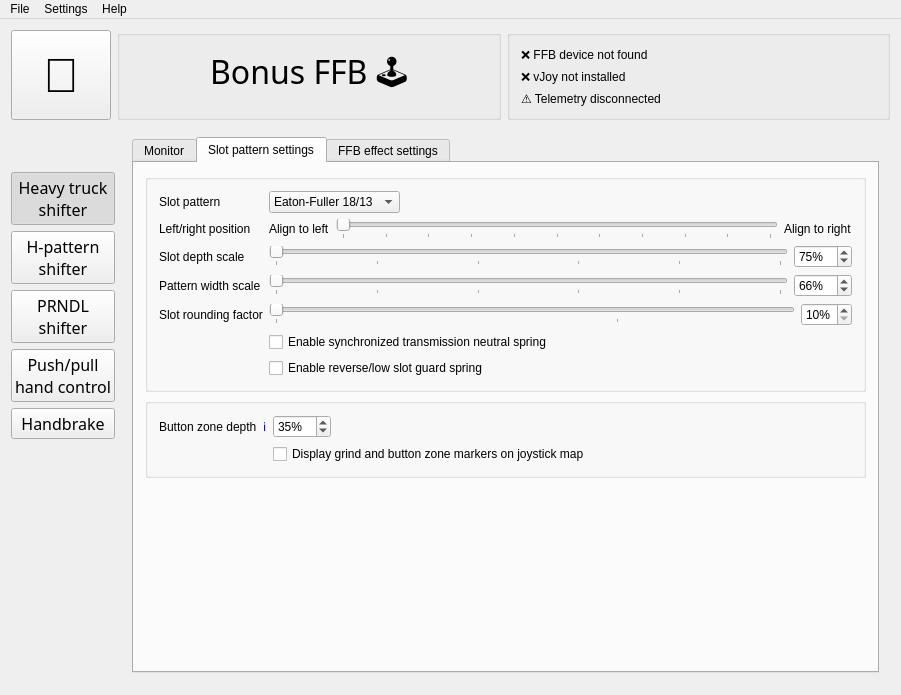
The window that BonusFFB/BonusFFB.ui (kgmonteith/BonusFFB) describes before a commit, drawn with Qt 5.
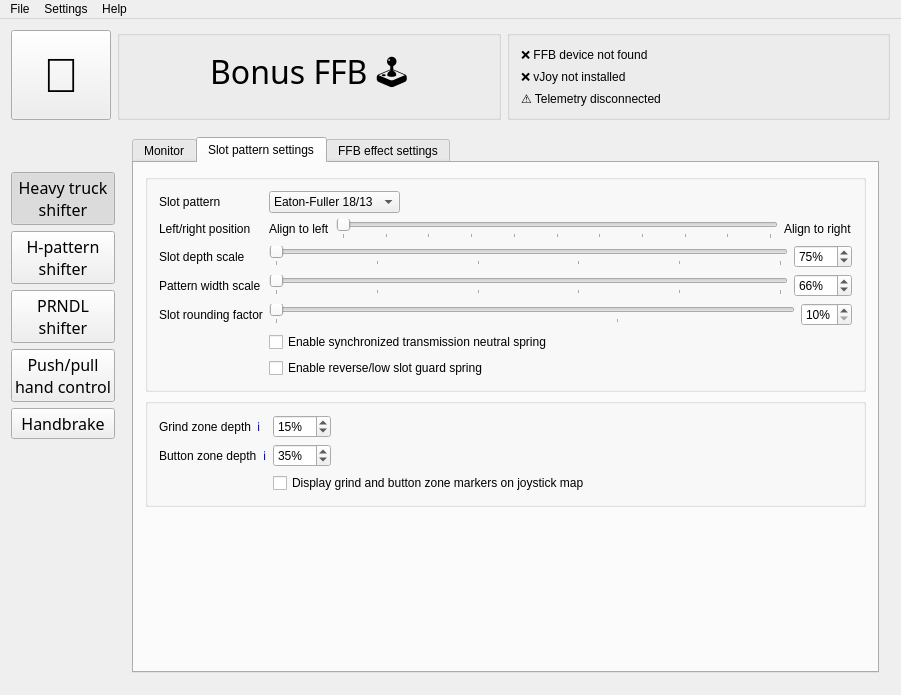
The same window after the commit. Icons and pictures are not drawn.

The edit to the form file:
```diff
--- a/BonusFFB/BonusFFB.ui
+++ b/BonusFFB/BonusFFB.ui
@@ -794,8 +794,8 @@
               <property name="title">
                <string/>
               </property>
-              <layout class="QFormLayout" name="formLayout_11">
-               <item row="0" column="0">
+              <layout class="QFormLayout" name="formLayout_6">
+               <item row="1" column="0">
                 <layout class="QHBoxLayout" name="horizontalLayout_52">
                  <item>
                   <widget class="QLabel" name="label_47">
@@ -816,7 +816,7 @@
                  </item>
                 </layout>
                </item>
-               <item row="0" column="1">
+               <item row="1" column="1">
                 <widget class="QSpinBox" name="heavytruck_buttonZoneDepthSpinbox">
                  <property name="sizePolicy">
                   <sizepolicy hsizetype="Fixed" vsizetype="Fixed">
@@ -838,13 +838,56 @@
                  </property>
                 </widget>
                </item>
-               <item row="1" column="1">
+               <item row="3" column="1">
                 <widget class="QCheckBox" name="heavytruck_displayZoneMarkers">
                  <property name="text">
                   <string>Display grind and button zone markers on joystick map</string>
                  </property>
                 </widget>
                </item>
+               <item row="0" column="0">
+                <layout class="QHBoxLayout" name="horizontalLayout_59">
+                 <item>
+                  <widget class="QLabel" name="label_49">
+                   <property name="text">
+                    <string>Grind zone depth</string>
+                   </property>
+                  </widget>
+                 </item>
+                 <item>
+                  <widget class="QLabel" name="label_81">
+                   <property name="text">
+                    <string>&lt;a href=&quot;https://kgmonteith.github.io/BonusFFB/heavytruck/#button-zone-depth&quot; style=&quot;text-decoration: none&quot;&gt;ℹ️&lt;/a&gt;</string>
+                   </property>
+                   <property name="openExternalLinks">
+                    <bool>true</bool>
+                   </property>
+                  </widget>
+                 </item>
+                </layout>
+               </item>
+               <item row="0" column="1">
+                <widget class="QSpinBox" name="heavytruck_grindZoneDepthSpinbox">
+                 <property name="sizePolicy">
+                  <sizepolicy hsizetype="Fixed" vsizetype="Fixed">
+                   <horstretch>0</horstretch>
+                   <verstretch>0</verstretch>
+                  </sizepolicy>
+                 </property>
+                 <property name="suffix">
+                  <string>%</string>
+                 </property>
+                 <property name="minimum">
+                  <number>0</number>
+                 </property>
+                 <property name="maximum">
+                  <number>100</number>
+                 </property>
+                 <property name="value">
+                  <number>15</number>
+                 </property>
+                </widget>
+               </item>
               </layout>
              </widget>
             </item>
```
